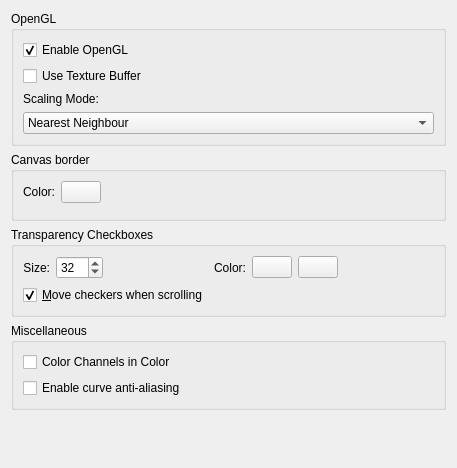
Qt form krita/ui/forms/wdgdisplaysettings.ui (KDE/calligra) before a commit.
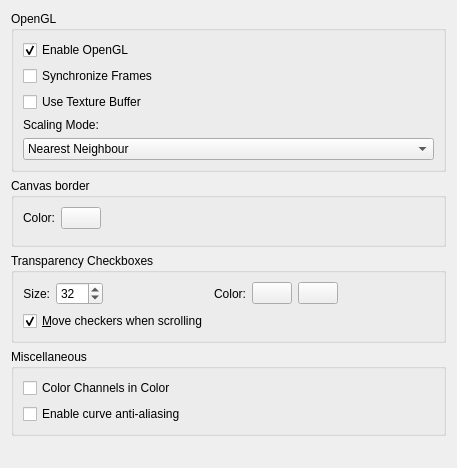
The same form after that commit. Custom widgets are drawn as their Qt base class.

What changed in the file:
```diff
--- a/krita/ui/forms/wdgdisplaysettings.ui
+++ b/krita/ui/forms/wdgdisplaysettings.ui
@@ -190,7 +190,14 @@
       <string>OpenGL</string>
      </property>
      <layout class="QGridLayout">
-      <item row="2" column="0">
+      <item row="4" column="0">
+       <widget class="QLabel" name="label">
+        <property name="text">
+         <string>Scaling Mode:</string>
+        </property>
+       </widget>
+      </item>
+      <item row="3" column="0">
        <widget class="QCheckBox" name="chkUseTextureBuffer">
         <property name="toolTip">
          <string>&lt;html&gt;&lt;head/&gt;&lt;body&gt;&lt;p&gt;Use Texture Buffering. This can be faster on some GPU/Driver combinations (like Intel) or broken on some others (like AMD/Radeon).&lt;/p&gt;&lt;/body&gt;&lt;/html&gt;</string>
@@ -210,7 +217,7 @@
         </property>
        </widget>
       </item>
-      <item row="4" column="0">
+      <item row="5" column="0">
        <widget class="QComboBox" name="cmbFilterMode">
         <property name="currentIndex">
          <number>0</number>
@@ -237,10 +244,13 @@
         </item>
        </widget>
       </item>
-      <item row="3" column="0">
-       <widget class="QLabel" name="label">
+      <item row="1" column="0">
+       <widget class="QCheckBox" name="chkUseFenceSync">
+        <property name="toolTip">
+         <string>Depending on the GPU and driver, may improve or worsen performance.</string>
+        </property>
         <property name="text">
-         <string>Scaling Mode:</string>
+         <string>Synchronize Frames</string>
         </property>
        </widget>
       </item>
```
